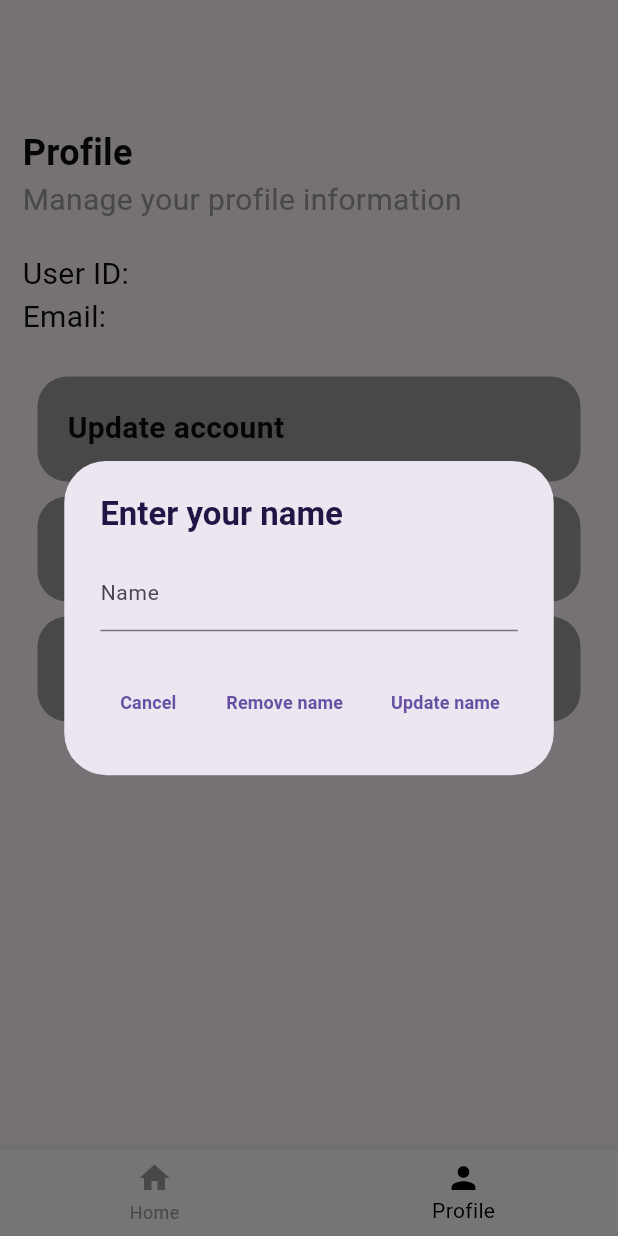
After one commit to WildLifeNLApps/Wild-gids, a Flutter app: the Initializer screen opened directly, item 2 of the bottom bar chosen, after a tap on "Update account", on a phone screen of 412 x 824 dp. The commit adds this screen. Run offline on Flutter 3.47's test engine with Material 3 defaults, Android fonts, the phone set to English and light mode, and no system bars; our stand-ins replace flutter_dotenv, flutter_map, flutter_svg, latlong2, package_info_plus, shared_preferences; missing offline and left inert: wildlife_api_connection; accounts and stored records are empty; Roboto replaces fonts that are missing (TitilliumWeb).

Commit message:
Prototype personal page (#25)
* Start profile page

* Save login to SecureStorage

* Fix getting the bearer token for authorization

* Show profile information

* feat: Update account name

* Added basic PoC map (#24)

* poc: added map view in home view

* feat: added map boundary, zoom and marker

* fix: map marker now shows

* Widget tests: Login and Verification widgets

* Fix merge issues

* Remove save of empty displayName app

* Change pattern to not allow numbers or characters

* Add ignorance warnings

* Update updateProfile function to use wildlife-api-connection

* Remove ignorance warnings

* Pull request adjustments

---------

Co-authored-by: RensVanGiersbergen <58734636+RensVanGiersbergen@users.noreply.github.com>

```diff
--- a/lib/app.dart
+++ b/lib/app.dart
@@ -1,6 +1,8 @@
 import 'package:flutter/material.dart';
 import 'package:wildgids/config/theme/custom_theme.dart';
+import 'package:wildgids/models/services/auth.dart';
 import 'package:wildgids/views/login/login.dart';
+import 'package:wildgids/views/widgets/custom_scaffold.dart';
 
 class App extends StatefulWidget {
   const App({super.key});
@@ -29,14 +31,52 @@ class Initializer extends StatefulWidget {
 }
 
 class _InitializerState extends State<Initializer> {
+  Future<bool>? _isUserLoggedIn;
+
   @override
   void initState() {
     super.initState();
+    _isUserLoggedIn = _checkUserLoginStatus();
+  }
+
+  Future<bool> _checkUserLoginStatus() async {
+    String? token = await _getBearerToken();
+    return token != null && token != "";
+  }
+
+  Future<String?> _getBearerToken() async {
+    return await AuthService().getBearerToken();
   }
 
   @override
   Widget build(BuildContext context) {
-    return const Scaffold(
-        resizeToAvoidBottomInset: false, body: Center(child: LoginPage()));
+    return FutureBuilder<bool>(
+      future: _isUserLoggedIn,
+      builder: (context, snapshot) {
+        if (snapshot.connectionState == ConnectionState.waiting) {
+          return const Scaffold(
+            body: Center(
+              child: CircularProgressIndicator(),
+            ),
+          );
+        } else if (snapshot.hasError) {
+          return const Scaffold(
+            body: Center(
+              child: Text("Something went wrong"),
+            ),
+          );
+        } else if (snapshot.data != null && snapshot.data == true) {
+          return const CustomScaffold(selectedIndex: 0, body: Center());
+        } else {
+          return Scaffold(
+            body: Center(
+              child: LoginPage(
+                authService: AuthService(),
+              ),
+            ),
+          );
+        }
+      },
+    );
   }
 }
--- a/lib/config/theme/asset_icons.dart
+++ b/lib/config/theme/asset_icons.dart
@@ -2,5 +2,7 @@ class AssetIcons {
   static const _path = 'assets/icons';
 
   // Add Font Awesome Icons like this
-  // static const faAddressBook = '$_path/fa-address-book.svg';
+  // static const faAddressBook = '$_path/fa-address-book.svg';x`
+
+  static const locationDot = '$_path/location-dot.svg';
 }
--- a/lib/models/services/auth.dart
+++ b/lib/models/services/auth.dart
@@ -1,30 +1,41 @@
+// ignore_for_file: prefer_typing_uninitialized_variables
+
+import 'package:flutter/foundation.dart';
+import 'package:shared_preferences/shared_preferences.dart';
 import 'package:wildlife_api_connection/api_client.dart';
 import 'package:wildlife_api_connection/auth_api.dart';
+import 'package:wildlife_api_connection/models/user.dart';
 
 class AuthService {
-  final _authApi = AuthApi(
-    ApiClient("https://wildlifenl-uu-michi011.apps.cl01.cp.its.uu.nl/auth"),
-  );
+  var _authApi;
+
+  AuthService() {
+    _authApi = AuthApi(
+      ApiClient("https://wildlifenl-uu-michi011.apps.cl01.cp.its.uu.nl/auth"),
+    );
+  }
+  AuthService.test(AuthApi authApi) {
+    _authApi = authApi;
+  }
 
   Future<Map<String, dynamic>> authenticate(
     String email,
     String? displayNameApp,
-    String? displayNameUser,
   ) async {
     try {
       final response = await _authApi.authenticate(
-        displayNameApp ?? "",
-        displayNameUser ?? "",
+        displayNameApp,
         email,
       );
+
       return Map<String, dynamic>.from(response);
     } catch (e) {
-      print('Authentication failed: $e');
+      debugPrint('Authentication failed: $e');
       throw Exception('Authentication failed: $e');
     }
   }
 
-  Future<Map<String, dynamic>> authorize(
+  Future<User> authorize(
     String email,
     String code,
   ) async {
@@ -33,10 +44,21 @@ class AuthService {
         email,
         code,
       );
-      return Map<String, dynamic>.from(response);
+
+      return response;
     } catch (e) {
-      print('Authorize failed: $e');
+      debugPrint('Authorize failed: $e');
       throw Exception('Authorize failed: $e');
     }
   }
+
+  Future<String?> getBearerToken() async {
+    try {
+      SharedPreferences prefs = await SharedPreferences.getInstance();
+      return prefs.getString('bearer_token');
+    } catch (e) {
+      debugPrint('Failed to get bearer token: $e');
+      throw Exception('Failed to get bearer token: $e');
+    }
+  }
 }
--- /dev/null
+++ b/lib/models/services/user.dart
@@ -0,0 +1,31 @@
+import 'package:flutter/foundation.dart';
+import 'package:wildlife_api_connection/api_client.dart';
+import 'package:wildlife_api_connection/models/user.dart';
+import 'package:wildlife_api_connection/profile_api.dart';
+
+class UserService {
+  final _profileApi = ProfileApi(
+    ApiClient(
+        "https://wildlifenl-uu-michi011.apps.cl01.cp.its.uu.nl/profile/me"),
+  );
+
+  Future<User> getMyProfile() async {
+    try {
+      final response = await _profileApi.getMyProfile();
+      return response;
+    } catch (e) {
+      debugPrint("Get my profile failed: $e");
+      throw ("Get my profile failed: $e");
+    }
+  }
+
+  Future<User> updateProfile(String name) async {
+    try {
+      final response = await _profileApi.updateProfile(name);
+      return response;
+    } catch (e) {
+      debugPrint("Update my profile failed: $e");
+      throw Exception("Update my profile failed: $e");
+    }
+  }
+}
--- a/lib/views/home/home.dart
+++ b/lib/views/home/home.dart
@@ -1,32 +1,44 @@
-// ignore_for_file: library_private_types_in_public_api
+import 'package:flutter/material.dart';
+import 'package:flutter_map/flutter_map.dart';
+import 'package:flutter_svg/flutter_svg.dart';
+import 'package:latlong2/latlong.dart';
+import 'package:wildgids/config/theme/asset_icons.dart';
 
-import 'package:flutter/material.dart';
-import 'package:wildgids/views/widgets/custom_scaffold.dart';
-
-class HomePage extends StatefulWidget {
-  const HomePage({
-    super.key,
-  });
+class HomePage extends StatelessWidget {
+  const HomePage({super.key});
 
   @override
-  _HomePageState createState() => _HomePageState();
-}
+  Widget build(BuildContext context) {
+    const startingPoint = LatLng(51.25851739912562, 5.622422796819703);
 
-class _HomePageState extends State<HomePage> {
-  @override
-  Widget build(BuildContext context) {
-    return const CustomScaffold(
-      body: Column(
-        children: [
-          Text(
-            "Hello World!",
-            style: TextStyle(
-              fontSize: 24,
-              fontWeight: FontWeight.bold,
-            ),
-          ),
-        ],
-      ),
+    return FlutterMap(
+      mapController: MapController(),
+      options: MapOptions(
+          initialCenter: startingPoint, // Center the map over Weerterbos
+          initialZoom: 11,
+
+          // Set map zoom and location boundaries
+          minZoom: 9,
+          maxZoom: 18,
+          cameraConstraint: CameraConstraint.contain(
+              bounds: LatLngBounds(const LatLng(52.25851, 6.6224),
+                  const LatLng(50.25851, 4.6224)))),
+      children: [
+        TileLayer(
+          // Display map tiles from any source
+          urlTemplate:
+              'https://tile.openstreetmap.org/{z}/{x}/{y}.png', // OSMF's Tile Server
+          userAgentPackageName: 'com.wildlifenl.wildgids',
+        ),
+        MarkerLayer(markers: [
+          Marker(
+              point: startingPoint,
+              width: 30,
+              height: 30,
+              child: SvgPicture.asset(AssetIcons.locationDot),
+              rotate: true),
+        ])
+      ],
     );
   }
 }
--- /dev/null
+++ b/lib/views/profile/profile.dart
@@ -0,0 +1,258 @@
+import 'package:flutter/material.dart';
+import 'package:wildgids/models/services/user.dart';
+import 'package:wildlife_api_connection/models/user.dart';
+
+class ProfilePage extends StatefulWidget {
+  const ProfilePage({super.key});
+
+  @override
+  ProfilePageState createState() => ProfilePageState();
+}
+
+class ProfilePageState extends State<ProfilePage> {
+  User? _profile;
+  bool _isLoading = true;
+  String _errorMessage = "";
+
+  final TextEditingController _controller = TextEditingController();
+  final _formKey = GlobalKey<FormState>();
+
+  @override
+  void initState() {
+    super.initState();
+    _fetchProfileInfo();
+  }
+
+  @override
+  void dispose() {
+    _controller.dispose();
+    super.dispose();
+  }
+
+  void _fetchProfileInfo() async {
+    try {
+      final profile = await UserService().getMyProfile();
+      setState(() {
+        _profile = profile;
+        _isLoading = false;
+      });
+    } catch (e) {
+      setState(() {
+        _errorMessage = "Error loading profile";
+        _isLoading = false;
+      });
+    }
+  }
+
+  @override
+  Widget build(BuildContext context) {
+    return Column(
+      crossAxisAlignment: CrossAxisAlignment.start,
+      children: [
+        const Text(
+          "Profile",
+          style: TextStyle(
+            fontSize: 24,
+            fontWeight: FontWeight.bold,
+          ),
+        ),
+        const Text(
+          "Manage your profile information",
+          style: TextStyle(
+            fontSize: 20,
+            color: Colors.grey,
+          ),
+        ),
+        const SizedBox(height: 20),
+        if (_isLoading) ...[
+          const CircularProgressIndicator()
+        ] else ...[
+          if (_errorMessage.isNotEmpty) ...[
+            Text(
+              _errorMessage,
+              style: const TextStyle(
+                fontSize: 20,
+                color: Colors.red,
+              ),
+            )
+          ] else ...[
+            Text(
+              "User ID: ${_profile!.id}",
+              style: const TextStyle(
+                fontSize: 20,
+              ),
+            ),
+            if (_profile!.name != null && _profile!.name != "") ...[
+              Text(
+                "Name: ${_profile!.name}",
+                style: const TextStyle(
+                  fontSize: 20,
+                ),
+              ),
+            ],
+            Text(
+              "Email: ${_profile!.email}",
+              style: const TextStyle(
+                fontSize: 20,
+              ),
+            ),
+          ],
+          const SizedBox(height: 20),
+        ],
+        InkWell(
+          onTap: () async {
+            showDialog(
+              context: context,
+              builder: (BuildContext context) {
+                return AlertDialog(
+                  title: const Text('Enter your name'),
+                  content: Form(
+                    key: _formKey,
+                    child: TextFormField(
+                      controller: _controller,
+                      decoration: const InputDecoration(
+                        labelText: 'Name',
+                      ),
+                      validator: (value) {
+                        if (value == null || value.isEmpty) {
+                          return 'Name cannot be empty';
+                        }
+
+                        String pattern = r'^[A-Za-z\s]+$';
+                        RegExp regex = RegExp(pattern);
+
+                        if (!regex.hasMatch(value)) {
+                          return 'Name cannot consist of numbers or special characters';
+                        }
+                        return null;
+                      },
+                    ),
+                  ),
+                  actions: <Widget>[
+                    TextButton(
+                      onPressed: () {
+                        Navigator.of(context).pop();
+                      },
+                      child: const Text('Cancel'),
+                    ),
+                    TextButton(
+                      onPressed: () async {
+                        await UserService().updateProfile(
+                          "",
+                        );
+                        _fetchProfileInfo();
+
+                        if (!context.mounted) return;
+                        Navigator.of(context).pop();
+                      },
+                      child: const Text('Remove name'),
+                    ),
+                    TextButton(
+                      onPressed: () async {
+                        if (_formKey.currentState!.validate()) {
+                          await UserService().updateProfile(
+                            _controller.text.trim(),
+                          );
+                          _fetchProfileInfo();
+
+                          if (!context.mounted) return;
+                          Navigator.of(context).pop();
+                        }
+                      },
+                      child: const Text('Update name'),
+                    ),
+                  ],
+                );
+              },
+            );
+          },
+          child: Container(
+            decoration: const BoxDecoration(
+              borderRadius: BorderRadius.all(Radius.circular(20)),
+              color: Colors.grey,
+            ),
+            margin: const EdgeInsets.symmetric(vertical: 5, horizontal: 10),
+            padding: const EdgeInsets.symmetric(vertical: 5, horizontal: 5),
+            height: 70,
+            width: double.maxFinite,
+            child: const Padding(
+              padding: EdgeInsets.all(15.0),
+              child: Column(
+                crossAxisAlignment: CrossAxisAlignment.start,
+                children: [
+                  Text(
+                    "Update account",
+                    style: TextStyle(
+                      fontSize: 20,
+                      fontWeight: FontWeight.bold,
+                    ),
+                  ),
+                ],
+              ),
+            ),
+          ),
+        ),
+        InkWell(
+          onTap: () {
+            // TODO: Add logout functionality
+          },
+          child: Container(
+            decoration: const BoxDecoration(
+              borderRadius: BorderRadius.all(Radius.circular(20)),
+              color: Colors.grey,
+            ),
+            margin: const EdgeInsets.symmetric(vertical: 5, horizontal: 10),
+            padding: const EdgeInsets.symmetric(vertical: 5, horizontal: 5),
+            height: 70,
+            width: double.maxFinite,
+            child: const Padding(
+              padding: EdgeInsets.all(15.0),
+              child: Column(
+                crossAxisAlignment: CrossAxisAlignment.start,
+                children: [
+                  Text(
+                    "Uitloggen",
+                    style: TextStyle(
+                      fontSize: 20,
+                      fontWeight: FontWeight.bold,
+                    ),
+                  ),
+                ],
+              ),
+            ),
+          ),
+        ),
+        InkWell(
+          onTap: () {
+            // TODO: Add account deletion functionality
+          },
+          child: Container(
+            decoration: const BoxDecoration(
+              borderRadius: BorderRadius.all(Radius.circular(20)),
+              color: Colors.grey,
+            ),
+            margin: const EdgeInsets.symmetric(vertical: 5, horizontal: 10),
+            padding: const EdgeInsets.symmetric(vertical: 5, horizontal: 5),
+            height: 70,
+            width: double.maxFinite,
+            child: const Padding(
+              padding: EdgeInsets.all(15.0),
+              child: Column(
+                crossAxisAlignment: CrossAxisAlignment.start,
+                children: [
+                  Text(
+                    "Verwijder je account",
+                    style: TextStyle(
+                      fontSize: 20,
+                      fontWeight: FontWeight.bold,
+                    ),
+                  ),
+                ],
+              ),
+            ),
+          ),
+        ),
+      ],
+    );
+  }
+}
--- a/lib/views/widgets/custom_scaffold.dart
+++ b/lib/views/widgets/custom_scaffold.dart
@@ -4,11 +4,15 @@ import 'package:flutter/services.dart';
 import 'package:wildgids/config/theme/custom_colors.dart';
 import 'package:wildgids/config/theme/custom_theme.dart';
 import 'package:wildgids/config/theme/size_setter.dart';
+import 'package:wildgids/views/home/home.dart';
+import 'package:wildgids/views/profile/profile.dart';
 
 class CustomScaffold extends StatefulWidget {
-  const CustomScaffold(
-      {super.key,
+  const CustomScaffold({
+    super.key,
     required this.body,
+    this.isAuthenticated = false,
+    required this.selectedIndex,
     this.appBarTitle,
     this.appBackgroundColor = CustomColors.dark,
     this.appBarLeading,
@@ -23,9 +27,12 @@ class CustomScaffold extends StatefulWidget {
     this.useAppBar = true,
     this.bottomSafeArea = true,
     this.topSafeArea = true,
-      this.floatingActionButtonLocation});
+    this.floatingActionButtonLocation,
+  });
 
   final Widget body;
+  final bool isAuthenticated;
+  final int selectedIndex;
   final Widget? appBarTitle;
   final Widget? appBarLeading;
   final List<Widget>? actions;
@@ -47,6 +54,20 @@ class CustomScaffold extends StatefulWidget {
 }
 
 class _CustomScaffoldState extends State<CustomScaffold> {
+  int _selectedIndex = 0;
+
+  // Create pages list with the HomePage and ProfilePage
+  final List<Widget> pages = [
+    const HomePage(),
+    const ProfilePage(),
+  ];
+
+  void _onItemTapped(int index) {
+    setState(() {
+      _selectedIndex = index;
+    });
+  }
+
   @override
   Widget build(BuildContext context) {
     return Scaffold(
@@ -66,14 +87,39 @@ class _CustomScaffoldState extends State<CustomScaffold> {
                 leadingWidth: 40 + SizeSetter.getHorizontalScreenPadding(),
                 systemOverlayStyle: widget.systemOverlayStyle,
                 automaticallyImplyLeading: widget.automaticallyImplyLeading,
-                  iconTheme: const IconThemeData(color: CustomColors.light)),
+                iconTheme: const IconThemeData(color: CustomColors.light),
+              ),
+      bottomNavigationBar: widget.isAuthenticated
+          ? const SizedBox()
+          : BottomNavigationBar(
+              currentIndex: _selectedIndex,
+              backgroundColor: Colors.white,
+              selectedIconTheme: const IconThemeData(color: Colors.black),
+              selectedItemColor: Colors.black,
+              unselectedIconTheme: const IconThemeData(color: Colors.grey),
+              unselectedItemColor: Colors.grey,
+              onTap: _onItemTapped,
+              items: const [
+                BottomNavigationBarItem(
+                  icon: Icon(Icons.home),
+                  label: 'Home',
+                ),
+                BottomNavigationBarItem(
+                  icon: Icon(Icons.person),
+                  label: 'Profile',
+                ),
+              ],
+            ),
       body: SafeArea(
         top: widget.topSafeArea,
         bottom: widget.bottomSafeArea,
         child: Padding(
           padding: EdgeInsets.symmetric(
               horizontal: SizeSetter.getHorizontalScreenPadding()),
-          child: widget.body,
+          child: IndexedStack(
+            index: _selectedIndex,
+            children: widget.isAuthenticated ? [widget.body] : pages,
+          ),
         ),
       ),
     );
```
Also changed, not shown: lib/views/login/login.dart (+11 -7 lines), lib/views/login/verfication.dart (+15 -22 lines), pubspec.yaml (+9 -1 lines), assets/icons/location-dot.svg (added), pubspec.lock, 4 other files. Lines whose indentation alone changed are shown as unchanged.
